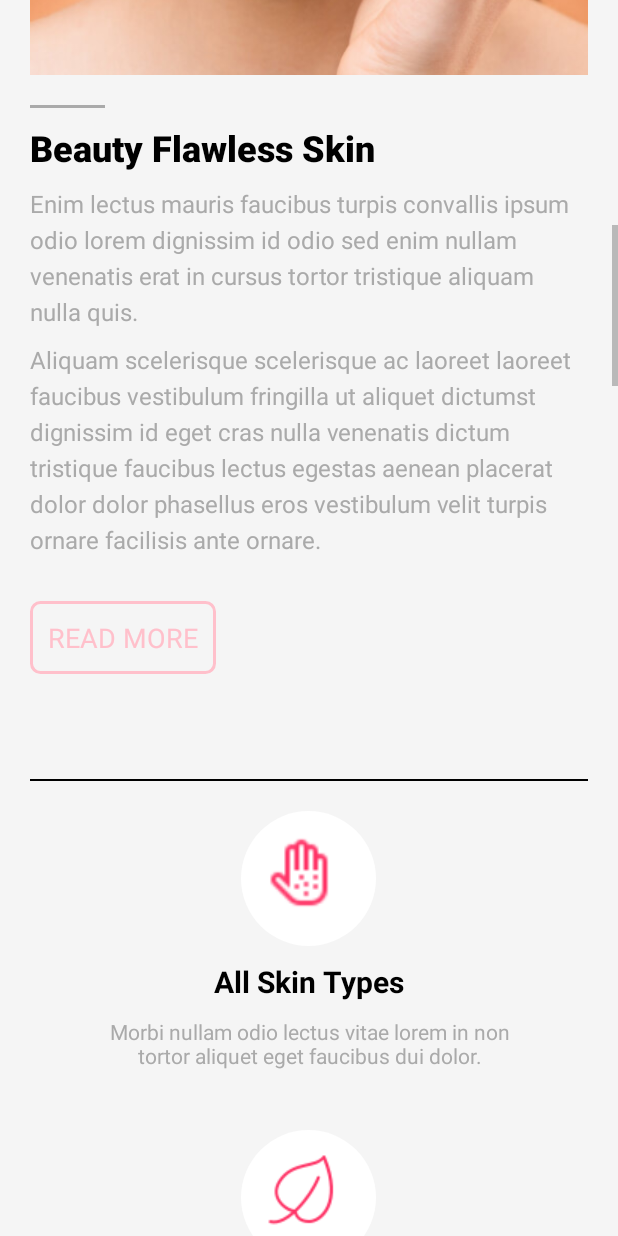
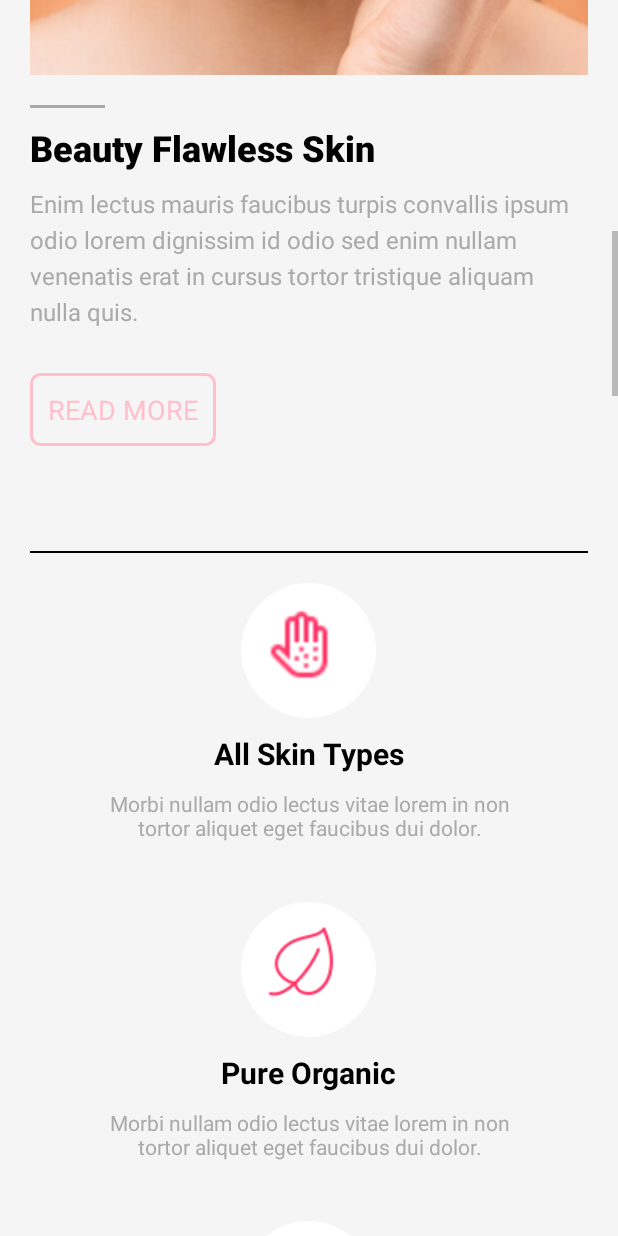
Before and after one commit to supekarsuraj/Book-My-Parking, an Android app built with Jetpack Compose: the homePage screen opened directly, with no data from a screen before it, scrolled down 1153 dp, on a phone screen of 412 x 824 dp. Run offline under Robolectric (Android 15) with nearby library versions, the phone set to English and light mode, and no system bars; our stand-ins replace Firebase (no records; nobody signed in at launch, a user with empty details on screens opened directly).

Commit message:
add-toggle
add-toggle

```diff
--- a/app/src/main/java/com/example/bookmyparking/Adaptar/ProductAdapter.kt
+++ b/app/src/main/java/com/example/bookmyparking/Adaptar/ProductAdapter.kt
@@ -13,6 +13,7 @@ import androidx.recyclerview.widget.RecyclerView
 import com.example.bookmyparking.Product.Product
 import com.example.bookmyparking.Product.ProductDetailActivity
 import com.example.bookmyparking.R
+import kotlin.jvm.java
 
 class ProductAdapter(private val productList: List<Product>) :
     RecyclerView.Adapter<ProductAdapter.ProductViewHolder>() {
@@ -35,10 +36,8 @@ class ProductAdapter(private val productList: List<Product>) :
     override fun onBindViewHolder(holder: ProductViewHolder, position: Int) {
         val product = productList[position]
 
-        // Check if we have a base64 string or a resource ID
         if (product.image.isNotEmpty()) {
             try {
-                // Decode base64 image string to Bitmap
                 val imageBytes = Base64.decode(product.image, Base64.DEFAULT)
                 val bitmap = BitmapFactory.decodeByteArray(imageBytes, 0, imageBytes.size)
                 holder.imgProduct.setImageBitmap(bitmap)
--- a/app/src/main/java/com/example/bookmyparking/Home/homePage.kt
+++ b/app/src/main/java/com/example/bookmyparking/Home/homePage.kt
@@ -1,11 +1,16 @@
 package com.example.bookmyparking.Home
 
+import android.R.attr.visible
 import android.graphics.Color
 import android.os.Bundle
+import android.os.Handler
 import android.os.Looper
 import android.util.Log
+import android.view.View
 import android.widget.Button
+import android.widget.ImageView
 import android.widget.ScrollView
+import android.widget.TextView
 import androidx.appcompat.app.AppCompatActivity
 import androidx.core.content.ContextCompat
 import com.example.bookmyparking.R
@@ -15,6 +20,7 @@ import androidx.recyclerview.widget.RecyclerView
 import com.example.bookmyparking.Adaptar.ProductAdapter
 import com.example.bookmyparking.DeliveryOrder.DeliveryOrder
 import com.example.bookmyparking.DeliveryOrder.OrderFeatureAdapter
+import com.example.bookmyparking.ImportantArrays.ImpArrays
 import com.example.bookmyparking.Product.Product
 import com.example.bookmyparking.followUs.FollowAdapter
 import com.example.bookmyparking.followUs.FollowImage
@@ -106,9 +112,45 @@ class homePage : AppCompatActivity() {
                 shopNowBtn2.setBackgroundResource(R.drawable.pinkbtn_border)
             }, 2000)
         }
+
+        val tvDescription = findViewById<TextView>(R.id.tvDescription)
+        val tvExtra = findViewById<TextView>(R.id.tvExtra)
+
+        val readMoreButton = findViewById<Button>(R.id.Readmore)
+        val readLessButton = findViewById<Button>(R.id.ReadLess)
+
+        tvExtra.visibility = View.GONE
+        readLessButton.visibility = View.GONE
+
+        readMoreButton.setOnClickListener {
+            readMoreButton.setTextColor(Color.WHITE)
+            readMoreButton.setBackgroundColor(Color.parseColor("#FF69B4"))
+            Handler(Looper.getMainLooper()).postDelayed({
+                readMoreButton.setTextColor(ContextCompat.getColor(this, R.color.baby_pink))
+                readMoreButton.setBackgroundResource(R.drawable.pinkbtn_border)
+            }, 1000)
+
+            tvDescription.text = ImpArrays().beutyFlwlessSkin1
+            tvExtra.text = ImpArrays().beutyFlwlessSkin2
+            tvExtra.visibility = View.VISIBLE
+            readMoreButton.visibility = View.GONE
+            readLessButton.visibility = View.VISIBLE
+        }
+
+        readLessButton.setOnClickListener {
+            readLessButton.setTextColor(Color.WHITE)
+            readLessButton.setBackgroundColor(Color.parseColor("#FF69B4"))
+            Handler(Looper.getMainLooper()).postDelayed({
+                readLessButton.setTextColor(ContextCompat.getColor(this, R.color.baby_pink))
+                readLessButton.setBackgroundResource(R.drawable.pinkbtn_border)
+            }, 1000)
+            tvExtra.visibility = View.GONE
+            tvDescription.text = ImpArrays().beutyFlwlessSkin1
+            readMoreButton.visibility = View.VISIBLE
+            readLessButton.visibility = View.GONE
+        }
+
 //        initProductUpload()
-//        firebaseHelper.fetchProductsFromFirestore()
-
     }
 
 
@@ -120,10 +162,7 @@ class homePage : AppCompatActivity() {
             val price: Double,
             val rating: Float
         )
-        Log.i("initProductUpload","1")
-
         val firebaseHelper = FirebaseHelper()
-
         val productList = listOf(
             Product(R.drawable.product1_hybrid_cleasing_balm, "Cleanser", "Hybrid Cleansing Balm", 32.90, 4.5f),
             Product(R.drawable.product2_soothing_sunscreen_gel, "Sunscreens", "Soothing Sunscreen Gel", 24.50, 4.0f),
@@ -150,8 +189,6 @@ class homePage : AppCompatActivity() {
                 id=id.toString(),
                 information=info.toString()
 
-
-
             )
         }
     }
--- a/app/src/main/res/layout/beauty_flawless_skin.xml
+++ b/app/src/main/res/layout/beauty_flawless_skin.xml
@@ -55,7 +55,7 @@
             android:id="@+id/tvExtra"
             android:layout_width="match_parent"
             android:layout_height="wrap_content"
-            android:text="Aliquam scelerisque scelerisque ac laoreet laoreet faucibus vestibulum fringilla ut aliquet dictumst dignissim id eget cras nulla venenatis dictum tristique faucibus lectus egestas aenean placerat dolor dolor phasellus eros vestibulum velit turpis ornare facilisis ante ornare."
+            android:text=""
             android:textSize="16sp"
             android:textColor="@android:color/darker_gray"
             android:lineSpacingExtra="5dp"
@@ -73,6 +73,20 @@
             android:textColor="@color/baby_pink"
             android:layout_marginTop="30dp"
             android:textSize="18sp" />
+        <Button
+            android:id="@+id/ReadLess"
+            android:layout_width="wrap_content"
+            android:layout_height="wrap_content"
+            android:layout_below="@id/tvExtra"
+            android:background="@drawable/pinkbtn_border"
+            android:fontFamily="sans-serif"
+            android:padding="12dp"
+            android:text="READ Less"
+            android:visibility="gone"
+            android:textAllCaps="true"
+            android:textColor="@color/baby_pink"
+            android:layout_marginTop="30dp"
+            android:textSize="18sp" />
 
     </LinearLayout>
 </ScrollView>
```
Also changed, not shown: app/src/main/java/com/example/bookmyparking/FireBase/FirebaseHelper.kt (+0 -27 lines), app/src/main/java/com/example/bookmyparking/ImportantArrays/ImpArrays.kt (added, +7 -0 lines).
